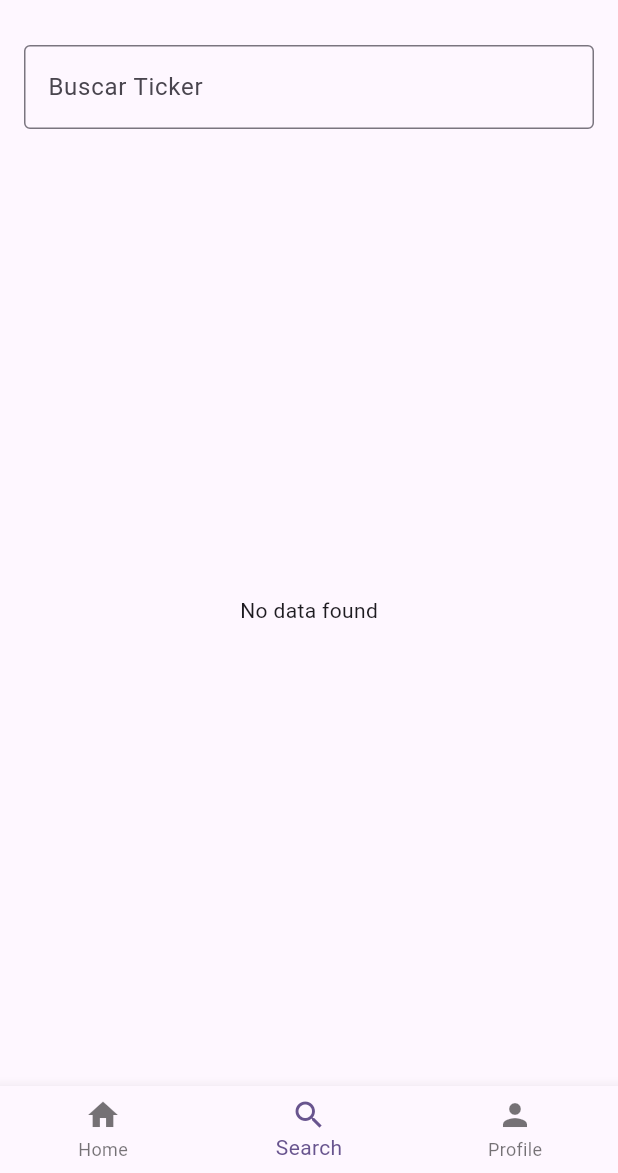
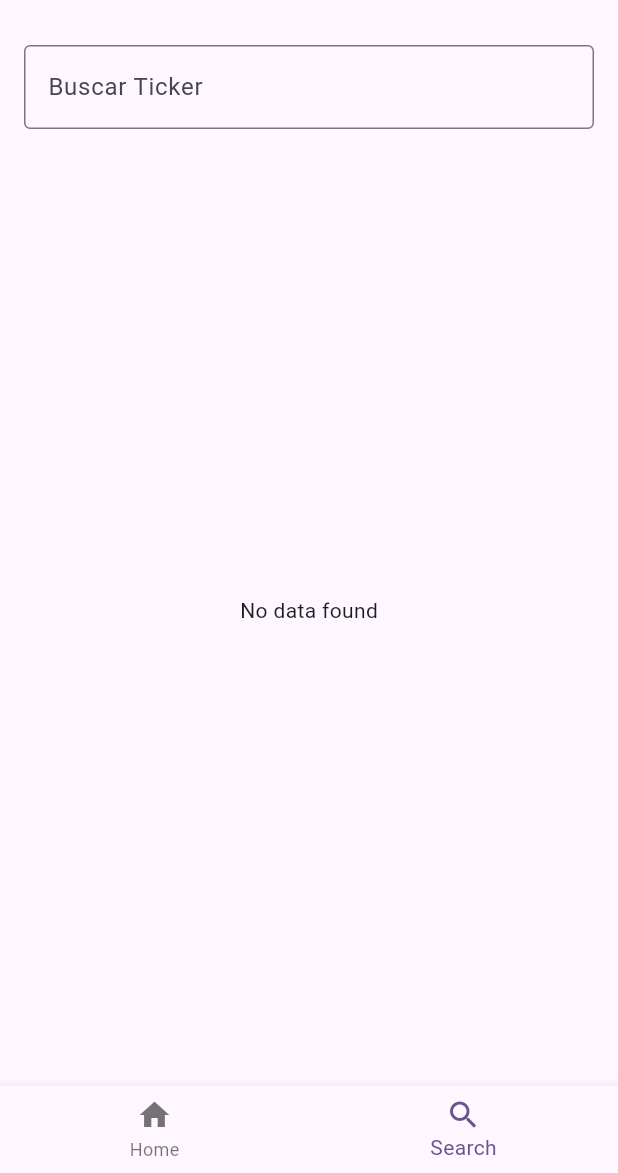
Before and after one commit to The-vinicius/EvaMarket, a Flutter app: the screen it shows after launch, item 2 of the bottom bar chosen, on a phone screen of 412 x 824 dp, the part 63-1236 px from its top. Run offline on Flutter 3.47's test engine with Material 3 defaults, Android fonts, the phone set to English and light mode, and no system bars; our stand-ins replace result_dart, syncfusion_flutter_charts; missing offline and left inert: auto_injector, yahoo_finance_data_reader.

Commit message:
home page clear

```diff
--- a/lib/app/ui/screens/home_page.dart
+++ b/lib/app/ui/screens/home_page.dart
@@ -1,10 +1,6 @@
-import 'package:evamarket/app/interactor/store_stocks.dart';
-import 'package:evamarket/app/ui/states/data_state.dart';
 import 'package:evamarket/app/ui/tabs/home_tab.dart';
-import 'package:evamarket/app/ui/tabs/profile_tab.dart';
 import 'package:evamarket/app/ui/tabs/search_tab.dart';
 import 'package:flutter/material.dart';
-import 'package:intl/intl.dart';
 
 class HomePage extends StatefulWidget {
   const HomePage({super.key});
@@ -16,90 +12,29 @@ class HomePage extends StatefulWidget {
 class _HomeScreenState extends State<HomePage> {
   // final stocks = StoreStocks();
   int index = 0;
-  @override
-  void initState() {
-    super.initState();
-    stocks.addListener(listener);
-  }
-
-  void listener() {
-    setState(() {});
-  }
-
-  // Lista de tickers
-  final List<String> tickers = [
-    'AAPL',
-    'BTC-USD',
-    'TSLA',
-    'GOOG',
-    'MSFT',
-    'AMZN',
-    'picademel',
-  ];
-
-  // Ticker selecionado
-  String? selectedTicker;
-  final now = DateTime.now();
-  List<Widget> pages = [const HomeTab(), const SearchTab(), const ProfileTab()];
+  List<Widget> pages = [const HomeTab(), const SearchTab()];
 
   @override
   Widget build(BuildContext context) {
-    // final stocks = StoreStocks();
-
     return Scaffold(
       appBar: AppBar(
         title: const Text(
           "EvaMarket",
           style: TextStyle(fontWeight: FontWeight.bold),
         ),
-        // actions: [
-        //   DropdownButton<String>(
-        //     value: stocks.selectedTicker,
-        //     hint: const Text("ticker"),
-        //     // icon: const Icon(Icons.arrow_drop_down),
-        //     // borderRadius: BorderRadius.circular(20),
-        //     // style: const TextStyle(color: Colors.black, fontSize: 16),
-        //     // dropdownColor: Colors.white,
-        //     icon: const RotatedBox(
-        //         quarterTurns: 1,
-        //         child: Icon(Icons.chevron_right, color: Colors.deepPurple)),
-        //     iconSize: 24,
-        //     padding: const EdgeInsets.all(5),
-        //     elevation: 16,
-        //     style: const TextStyle(color: Colors.deepPurple),
-        //     underline: Container(
-        //       height: 2,
-        //       color: Colors.deepPurple,
-        //     ),
-        //     // elevation: 16,
-        //     onChanged: (String? value) async {
-        //       if (value != null) {
-        //         await stocks.getStock(value, DateTime(2024));
-        //       }
-        //     },
-        //     items: tickers.map<DropdownMenuItem<String>>((String ticker) {
-        //       return DropdownMenuItem<String>(
-        //         value: ticker,
-        //         child: Text(ticker),
-        //       );
-        //     }).toList(),
-        //   ),
-        // ],
       ),
       body: IndexedStack(index: index, children: pages),
       bottomNavigationBar: BottomNavigationBar(
         items: const [
           BottomNavigationBarItem(
+            key: Key('home'),
             icon: Icon(Icons.home),
             label: 'Home',
           ),
           BottomNavigationBarItem(
+            key: Key('search'),
             icon: Icon(Icons.search),
             label: 'Search',
-          ),
-          BottomNavigationBarItem(
-            icon: Icon(Icons.person),
-            label: 'Profile',
           ),
         ],
         currentIndex: index,
@@ -112,10 +47,3 @@ class _HomeScreenState extends State<HomePage> {
     );
   }
 }
-
-class _ChartData {
-  final DateTime date;
-  final double price;
-
-  _ChartData(this.date, this.price);
-}
```
